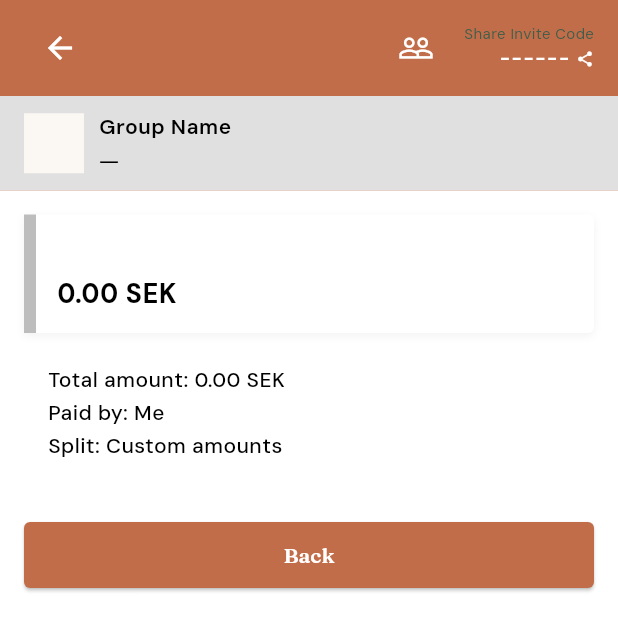
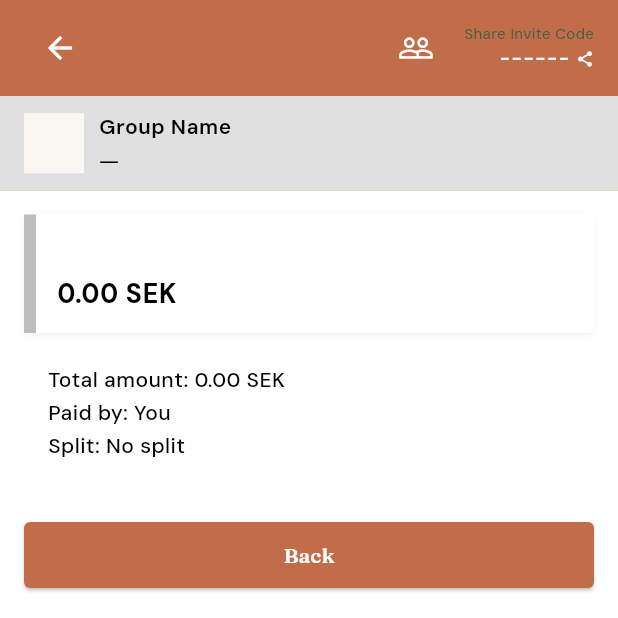
Before and after one commit to SamueleFerruggia/eda397-dit193-agile-development-project, a Flutter app: the ExpenseDetailScreen screen opened directly with empty values, on a phone screen of 412 x 824 dp, the top half of it. Run offline on Flutter 3.47's test engine with Material 3 defaults, Android fonts, the phone set to English and light mode, and no system bars; our stand-ins replace cloud_firestore, firebase_auth, firebase_core, pdf, share_plus; accounts and stored records are empty.

Commit message:
Fetch Usernames in expense details and Paid By, and fix split type

```diff
--- a/simpleexpense/lib/models/models.dart
+++ b/simpleexpense/lib/models/models.dart
@@ -125,6 +125,7 @@ class Expense {
   final DateTime timestamp;
   final DateTime? updatedAt;
   final bool isSettlement;
+  final String splitType;
 
   Expense({
     required this.id,
@@ -141,6 +142,7 @@ class Expense {
     required this.timestamp,
     this.updatedAt,
     this.isSettlement = false,
+    this.splitType = '',
   });
 
   factory Expense.fromFirestore(DocumentSnapshot doc) {
@@ -180,6 +182,7 @@ class Expense {
       timestamp: (data['timestamp'] as Timestamp?)?.toDate() ?? DateTime.now(),
       updatedAt: (data['updatedAt'] as Timestamp?)?.toDate(),
       isSettlement: data['isSettlement'] == true,
+      splitType: data['splitType'] ?? '',
     );
   }
 
@@ -195,6 +198,7 @@ class Expense {
       'category': category,
       'notes': notes,
       'receiptUrl': receiptUrl,
+      'splitType': splitType,
       'timestamp': Timestamp.fromDate(timestamp),
       'updatedAt': updatedAt != null ? Timestamp.fromDate(updatedAt!) : null,
     };
@@ -227,6 +231,7 @@ class Expense {
     DateTime? timestamp,
     DateTime? updatedAt,
     bool? isSettlement,
+    String? splitType,
   }) {
     return Expense(
       id: id ?? this.id,
@@ -243,6 +248,7 @@ class Expense {
       timestamp: timestamp ?? this.timestamp,
       updatedAt: updatedAt ?? this.updatedAt,
       isSettlement: isSettlement ?? this.isSettlement,
+      splitType: splitType ?? this.splitType,
     );
   }
 
--- a/simpleexpense/lib/screens/expense_detail_screen.dart
+++ b/simpleexpense/lib/screens/expense_detail_screen.dart
@@ -2,14 +2,17 @@ import 'package:firebase_auth/firebase_auth.dart';
 import 'package:flutter/material.dart';
 import 'package:provider/provider.dart';
 import 'package:simpleexpense/providers/groups_provider.dart';
+import 'package:simpleexpense/services/firestore_service.dart';
 import 'package:simpleexpense/theme/app_theme.dart';
 import 'package:simpleexpense/screens/widgets/expense_widgets.dart';
+import '../models/models.dart';
 
 class ExpenseDetailScreen extends StatefulWidget {
   final String description;
   final double amount;
   final String payerId;
   final Map<String, double> splitAmounts; // Map of userId -> amount
+  final String splitType;
 
   const ExpenseDetailScreen({
     super.key,
@@ -17,6 +20,7 @@ class ExpenseDetailScreen extends StatefulWidget {
     required this.amount,
     required this.payerId,
     required this.splitAmounts,
+    this.splitType = '',
   });
 
   @override
@@ -24,12 +28,36 @@ class ExpenseDetailScreen extends StatefulWidget {
 }
 
 class _ExpenseDetailScreenState extends State<ExpenseDetailScreen> {
+  final FirestoreService _firestoreService = FirestoreService();
+
+  /// Get the display label for the split type
+  String _getSplitTypeLabel() {
+    switch (widget.splitType) {
+      case 'Equally':
+        return 'Equal';
+      case 'Exact Amount':
+        return 'Exact Amount';
+      case 'Percentage':
+        return 'Percentage';
+      default:
+        // Fallback for old expenses without splitType stored
+        if (widget.splitType.isNotEmpty) return widget.splitType;
+        final amounts = widget.splitAmounts.values.toList();
+        if (amounts.isEmpty) return 'No split';
+        if (amounts.length == 1) return 'Equal';
+        final first = amounts.first;
+        final allEqual = amounts.every((a) => (a - first).abs() < 0.01);
+        return allEqual ? 'Equal' : 'Custom amounts';
+    }
+  }
+
   @override
   Widget build(BuildContext context) {
     return Consumer<GroupsProvider>(
       builder: (context, groupsProvider, _) {
         final currency = groupsProvider.currentCurrency ?? 'SEK';
         final currentUser = FirebaseAuth.instance.currentUser;
+        final groupId = groupsProvider.currentGroupId;
 
         return Scaffold(
           backgroundColor: AppTheme.primary,
@@ -43,7 +71,28 @@ class _ExpenseDetailScreenState extends State<ExpenseDetailScreen> {
                   child: Container(
                     width: double.infinity,
                     decoration: const BoxDecoration(color: AppTheme.textLight),
-                    child: SingleChildScrollView(
+                    child: FutureBuilder<List<GroupMember>>(
+                      future: groupId != null
+                          ? _firestoreService.getGroupMembers(groupId)
+                          : Future.value([]),
+                      builder: (context, memberSnapshot) {
+                        // Build a uid -> name map
+                        final Map<String, String> nameMap = {};
+                        if (memberSnapshot.hasData) {
+                          for (final m in memberSnapshot.data!) {
+                            nameMap[m.uid] = m.name;
+                          }
+                        }
+
+                        String displayName(String uid) {
+                          if (uid == currentUser?.uid) return 'You';
+                          return nameMap[uid] ?? 'Unknown';
+                        }
+
+                        final payerDisplay = displayName(widget.payerId);
+                        final splitType = _getSplitTypeLabel();
+
+                        return SingleChildScrollView(
                           child: Column(
                             crossAxisAlignment: CrossAxisAlignment.stretch,
                             children: [
@@ -104,8 +153,8 @@ class _ExpenseDetailScreenState extends State<ExpenseDetailScreen> {
                                 padding: const EdgeInsets.symmetric(horizontal: 32),
                                 child: Text(
                                   'Total amount: ${widget.amount.toStringAsFixed(2)} $currency\n'
-                              'Paid by: ${widget.payerId == currentUser?.uid ? 'Me' : 'Someone else'}\n'
-                              'Split: Custom amounts',
+                                  'Paid by: $payerDisplay\n'
+                                  'Split: $splitType',
                                   style: const TextStyle(
                                     fontSize: 14,
                                     color: AppTheme.textDark,
@@ -132,10 +181,6 @@ class _ExpenseDetailScreenState extends State<ExpenseDetailScreen> {
                                             .toList();
                                         final userId = entries[index].key;
                                         final amount = entries[index].value;
-                                    final isMe = userId == currentUser?.uid;
-                                    final displayName = isMe
-                                        ? 'Me'
-                                        : 'User...${userId.substring(0, 4)}';
 
                                         return Padding(
                                           padding: const EdgeInsets.only(
@@ -157,8 +202,8 @@ class _ExpenseDetailScreenState extends State<ExpenseDetailScreen> {
                                                   MainAxisAlignment.spaceBetween,
                                               children: [
                                                 Text(
-                                              displayName,
-                                              style: TextStyle(
+                                                  displayName(userId),
+                                                  style: const TextStyle(
                                                     fontSize: 14,
                                                     color: Color(0xFF333333),
                                                   ),
@@ -216,6 +261,8 @@ class _ExpenseDetailScreenState extends State<ExpenseDetailScreen> {
                               const SizedBox(height: 24),
                             ],
                           ),
+                        );
+                      },
                     ),
                   ),
                 ),
```
Also changed, not shown: simpleexpense/lib/screens/expense_list_screen.dart (+25 -1 lines), simpleexpense/lib/screens/expense_split_screen.dart (+7 -0 lines), simpleexpense/lib/services/firestore_service.dart (+8 -0 lines). Lines whose indentation alone changed are shown as unchanged.
